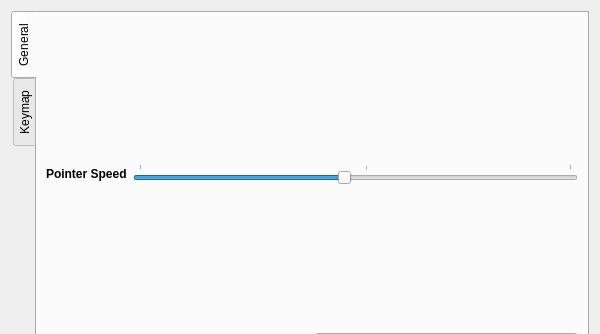
kitswas/VirtualGamePad-PC, file src/ui/preferences.ui: the form before one commit; both pictures show x 0 to 600 and y 0 to 334 of the 600 by 548 pixel window.
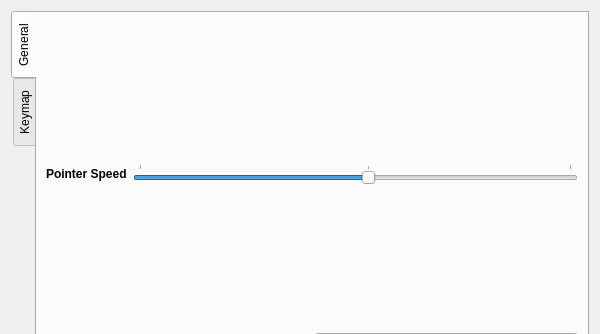
The form after the commit. The open tabs and pages were chosen to show the change. Custom widgets are drawn as their Qt base class.

Commit message: Adjust slider properties

Diff of the .ui file:
```diff
--- a/src/ui/preferences.ui
+++ b/src/ui/preferences.ui
@@ -47,7 +47,7 @@
             <number>1</number>
            </property>
            <property name="maximum">
-            <number>20</number>
+            <number>18</number>
            </property>
            <property name="value">
             <number>10</number>
@@ -58,6 +58,9 @@
            <property name="tickPosition">
             <enum>QSlider::TickPosition::TicksAbove</enum>
            </property>
+           <property name="tickInterval">
+            <number>9</number>
+           </property>
           </widget>
          </item>
         </layout>
```
